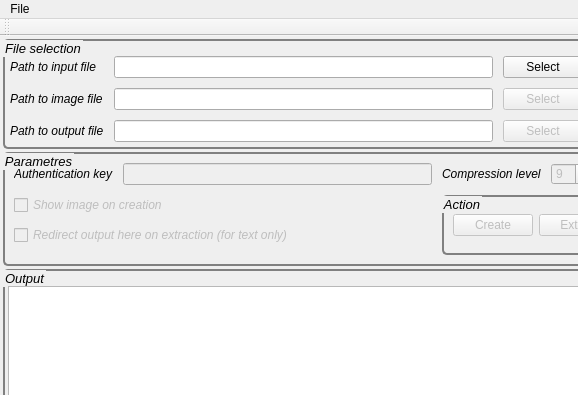
Above: StegLibrary/gui/gui.ui from GreaterGoodCorp/StegLibrary before the change; both pictures show x 0 to 578 and y 0 to 395 of the 730 by 490 pixel window. Below: the same form after it.
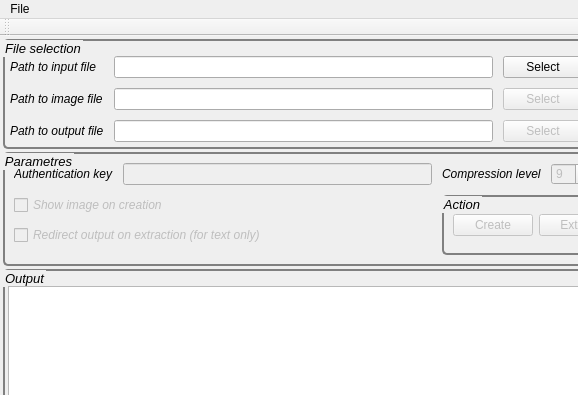
That is the form after the change.

The edit to the form file:
```diff
--- a/StegLibrary/gui/gui.ui
+++ b/StegLibrary/gui/gui.ui
@@ -262,7 +262,7 @@
           </font>
          </property>
          <property name="text">
-          <string>Redirect output here on extraction (for text only)</string>
+          <string>Redirect output on extraction (for text only)</string>
          </property>
          <property name="checked">
           <bool>false</bool>
```
